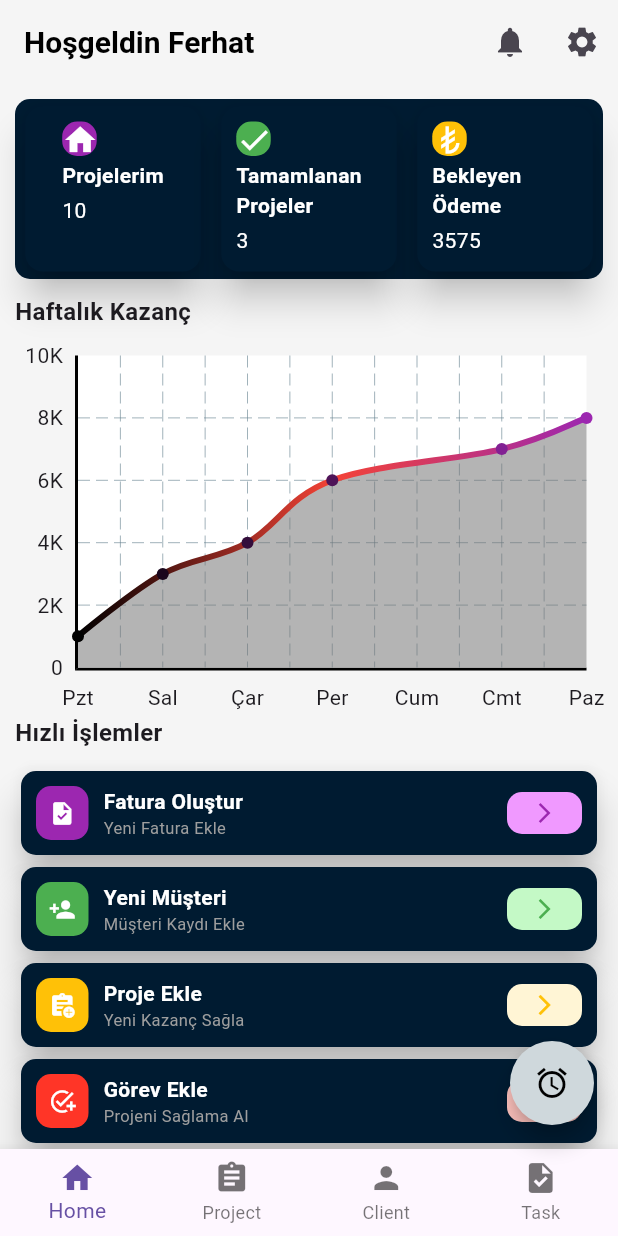
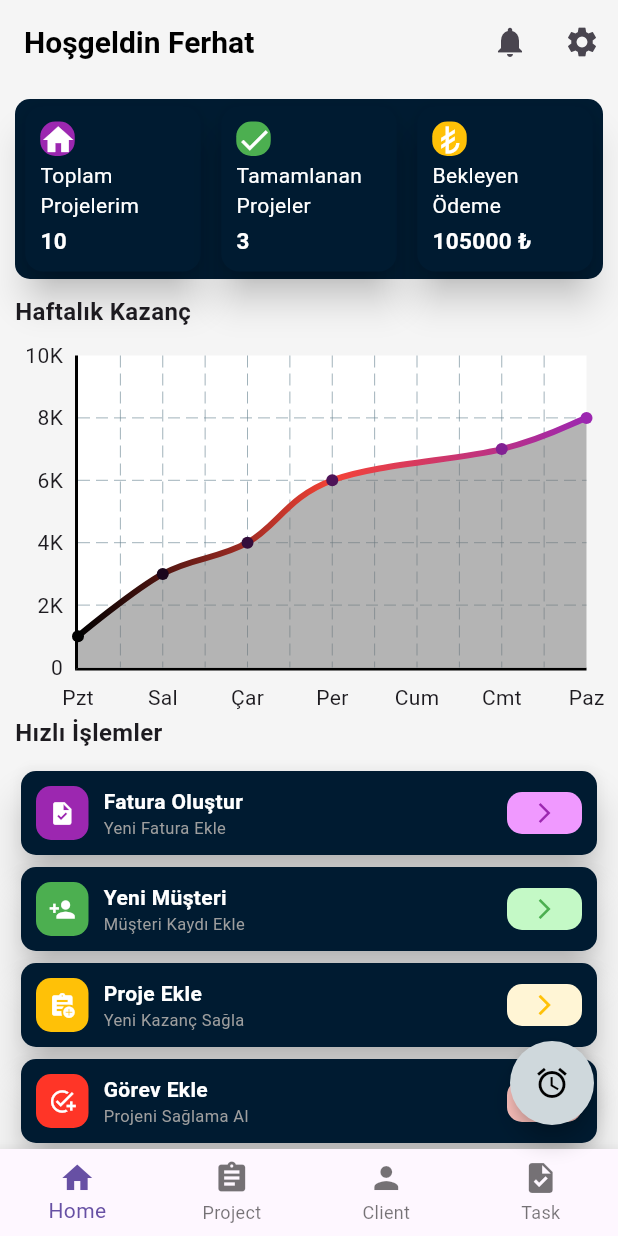
Before and after one commit to fferhatakr/freelancers_mobile_app, a Flutter app: the screen it shows once a user with an empty profile is signed in, on a phone screen of 412 x 824 dp. Run offline on Flutter 3.47's test engine with Material 3 defaults, Android fonts, the phone set to English and light mode, and no system bars; drawn by our look-alikes of fl_chart; our stand-ins replace firebase_auth, firebase_core; accounts and stored records are empty.

Commit message:
Projelerin ücreti ve tamamlanan projeler ana sayfada canlı bir şekilde birbiriyle iletişim halindedir.

```diff
--- a/lib/core/theme/localization/dashboard_strings.dart
+++ b/lib/core/theme/localization/dashboard_strings.dart
@@ -2,7 +2,7 @@
 class DashboardStrings {
   DashboardStrings._();
 
-  static const String aktifProjelerim = 'Projelerim';
+  static const String aktifProjelerim = 'Toplam Projelerim';
   static const String tamamlananProjeler = 'Tamamlanan Projeler';
   static const String bekleyenOdeme = 'Bekleyen Ödeme';
   static const String hosgeldinKullanici = 'Hoşgeldin Ferhat';
--- a/lib/core/utils/app_data.dart
+++ /dev/null
@@ -1,5 +0,0 @@
-import 'package:freelancer_tracking_system/providers/tasks.dart';
-
-class AppData {
-  static int get projectCount => TaskProvider().value.length;
-}
--- a/lib/features/customer/pages/client_detail.dart
+++ b/lib/features/customer/pages/client_detail.dart
@@ -139,14 +139,12 @@ class ClientsDetail extends StatelessWidget {
 
 class _AddDetail extends StatelessWidget {
   final String? detail;
-  final String? notAdded;
   final IconData icon;
   final String title;
 
   const _AddDetail({
     required this.detail,
     required this.icon,
-    this.notAdded,
     required this.title,
   });
 
--- a/lib/features/dashboard/widgets/fast_transactions.dart
+++ b/lib/features/dashboard/widgets/fast_transactions.dart
@@ -104,8 +104,6 @@ class FastTransactions extends StatefulWidget {
 }
 
 class _FastTransactionsState extends State<FastTransactions> {
-  late final List<_FastCard> _items;
-
   @override
   Widget build(BuildContext context) {
     return Column(
--- a/lib/features/dashboard/widgets/summary_cards.dart
+++ b/lib/features/dashboard/widgets/summary_cards.dart
@@ -1,12 +1,13 @@
 import 'package:flutter/material.dart';
 import 'package:freelancer_tracking_system/core/theme/app_theme.dart';
-import 'package:freelancer_tracking_system/core/utils/app_data.dart';
+import 'package:freelancer_tracking_system/features/projects/pages/project_list.dart';
+import 'package:freelancer_tracking_system/providers/project.dart';
 
 class _SummaryCard extends StatelessWidget {
   final IconData icon;
   final Color color;
   final String title;
-  final int value;
+  final String value;
 
   const _SummaryCard({
     required this.icon,
@@ -43,7 +44,14 @@ class _SummaryCard extends StatelessWidget {
                     child: Icon(icon, color: OzetCardsStyle.iconColor),
                   ),
                   Text(title, style: cardtitle1Style()),
-                  Text('$value', style: TextStyle(color: Colors.white)),
+                  Text(
+                    '$value',
+                    style: TextStyle(
+                      color: Colors.white,
+                      fontSize: 15,
+                      fontWeight: FontWeight.w700,
+                    ),
+                  ),
                 ],
               ),
             ),
@@ -80,19 +88,19 @@ class SummaryCards extends StatelessWidget {
                     icon: Icons.home,
                     color: OzetCardsStyle.homeColor,
                     title: DashboardStrings.aktifProjelerim,
-                    value: AppData.projectCount,
+                    value: '${ProjectList().allProject.length}',
                   ),
                   _SummaryCard(
                     icon: Icons.check,
                     color: OzetCardsStyle.checkColor,
                     title: DashboardStrings.tamamlananProjeler,
-                    value: 3,
+                    value: '${ProjectProvider().completedProject.length}',
                   ),
                   _SummaryCard(
                     icon: Icons.currency_lira,
                     color: OzetCardsStyle.liraColor,
                     title: DashboardStrings.bekleyenOdeme,
-                    value: 3575,
+                    value: '${ProjectProvider().calPendingAndOngoing()} ₺',
                   ),
                 ],
               ),
@@ -107,7 +115,8 @@ class SummaryCards extends StatelessWidget {
 TextStyle cardtitle1Style() {
   return TextStyle(
     color: Colors.white,
-    fontWeight: FontWeight.bold,
+    fontWeight: FontWeight.w400,
+
     fontSize: FastTransactionsCardStyle.fontSize,
   );
 }
--- a/lib/features/time_tracking/page/stop_watch.dart
+++ b/lib/features/time_tracking/page/stop_watch.dart
@@ -4,11 +4,10 @@ import 'package:freelancer_tracking_system/providers/tasks.dart';
 import 'package:freelancer_tracking_system/providers/watch.dart';
 
 class StopWatch extends StatefulWidget {
+  StopWatch({super.key, this.selectedTaskName, this.id, this.resultTime});
   String? selectedTaskName;
   String? id;
   String? resultTime;
-  StopWatch({super.key, this.selectedTaskName, this.id, this.resultTime});
-
   @override
   State<StopWatch> createState() => _StopWatchState();
 }
--- a/lib/features/time_tracking/widget/watch_time.dart
+++ b/lib/features/time_tracking/widget/watch_time.dart
@@ -1,10 +1,8 @@
 import 'package:flutter/material.dart';
-
-import 'package:flutter/cupertino.dart';
-import 'package:freelancer_tracking_system/providers/tasks.dart';
 import 'package:freelancer_tracking_system/providers/watch.dart';
 
 class WatchTime extends StatefulWidget {
+  const WatchTime({super.key});
   @override
   State<WatchTime> createState() => _WatchTimeState();
 }
--- a/lib/providers/project.dart
+++ b/lib/providers/project.dart
@@ -1,4 +1,5 @@
 import 'package:flutter/material.dart';
+import 'package:freelancer_tracking_system/features/projects/pages/project_list.dart';
 import 'package:freelancer_tracking_system/features/projects/widgets/project_card.dart';
 import 'package:uuid/uuid.dart';
 
@@ -17,6 +18,71 @@ class ProjectProvider extends ValueNotifier<List<Project>> {
     notifyListeners();
   }
 
+  List<String> get completedProject {
+    List<String> result = [];
+    for (var p in value) {
+      bool alreadyExists = false;
+      if (p.status == Status.tamamlandi) {
+        for (int i = 0; i < result.length; i++) {
+          if (result[i] == p.projectName) {
+            alreadyExists = true;
+            break;
+          }
+        }
+        if (!alreadyExists) {
+          result.add(p.projectName);
+        }
+      }
+    }
+    return result;
+  }
+
+  List<int> get completedProjectAmount {
+    List<int> result = [];
+    for (var p in value) {
+      bool already = false;
+      if (p.status == Status.tamamlandi) {
+        for (int i = 0; i < result.length; i++) {
+          if (result[i] == p.projectAmount) {
+            already = true;
+            break;
+          }
+        }
+        if (!already) {
+          result.add(p.projectAmount.toInt());
+        }
+      }
+    }
+    return result;
+  }
+
+  dynamic calCompletedAmounts() {
+    int toplam = 0;
+    for (int i = 0; i < ProjectProvider().completedProjectAmount.length; i++) {
+      toplam = toplam + i;
+    }
+    return toplam;
+  }
+
+  List<int> get pendingAndOngoingProject {
+    List<int> resulta = [];
+    for (var p in value) {
+      if (p.status == Status.bekliyor || p.status == Status.devamEdiyor) {
+        bool already = false;
+        for (int i = 0; i < resulta.length; i++) {
+          if (resulta[i] == p.projectName) {
+            already = true;
+            break;
+          }
+        }
+        if (!already) {
+          resulta.add(p.projectAmount.toInt());
+        }
+      }
+    }
+    return resulta;
+  }
+
   void updateStatus({required String id, required Status status}) {
     for (var i = 0; i < value.length; i++) {
       if (value[i].id == id) {
@@ -25,6 +91,18 @@ class ProjectProvider extends ValueNotifier<List<Project>> {
         return;
       }
     }
+  }
+
+  dynamic calPendingAndOngoing() {
+    int result = 0;
+    for (
+      int i = 0;
+      i < ProjectProvider().pendingAndOngoingProject.length;
+      i++
+    ) {
+      result = result + ProjectProvider().pendingAndOngoingProject[i];
+    }
+    return result;
   }
 
   void seedFakeData() {
```
Also changed, not shown: lib/features/projects/pages/project_list.dart (+31 -32 lines), lib/features/projects/widgets/project_card.dart (+18 -5 lines).
